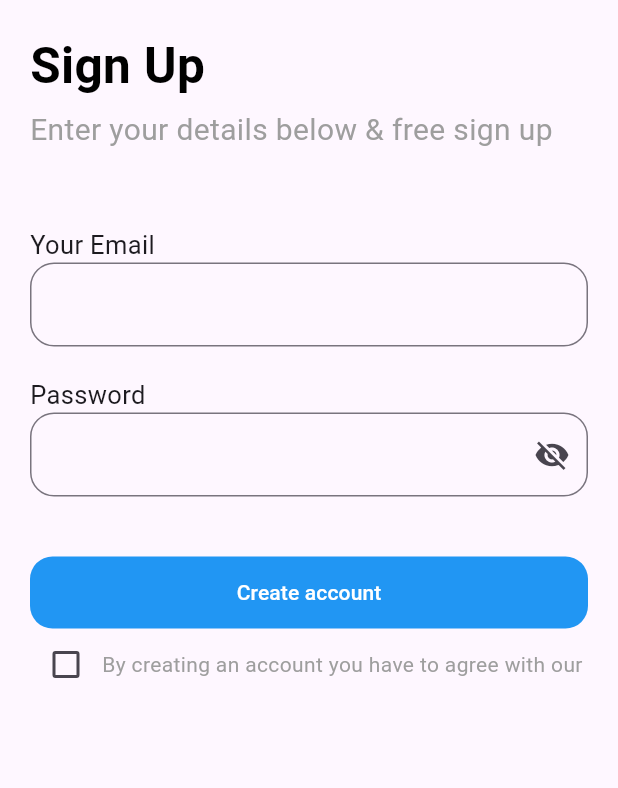
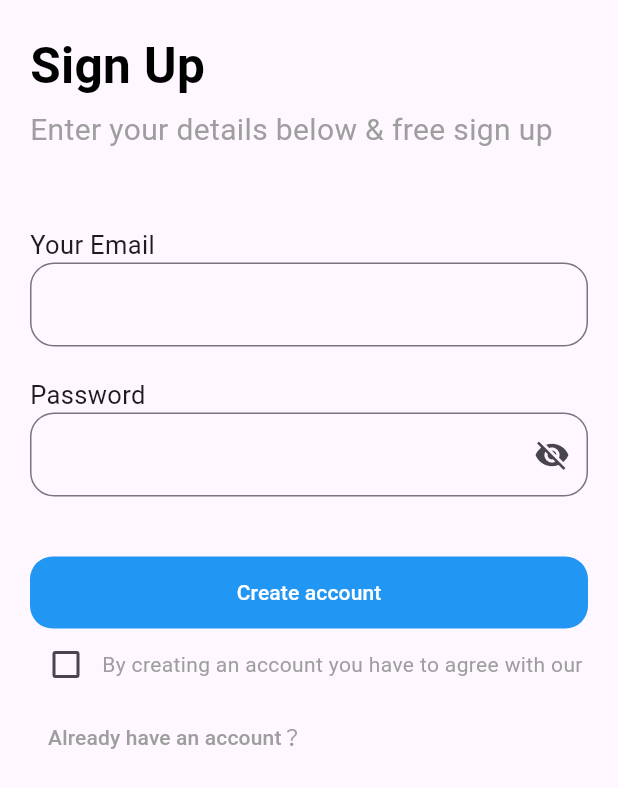
Before and after one commit to Ghada-Mohamed-Khalaf/App_Design, a Flutter app: the SignUp screen opened directly, on a phone screen of 412 x 824 dp. Shown: the top 788 px of the screen. Run offline on Flutter 3.47's test engine with Material 3 defaults, Android fonts, the phone set to English and light mode, and no system bars; our stand-ins replace introduction_screen.

Commit message:
add textButton in signUP page

```diff
--- a/lib/views/sign_up.dart
+++ b/lib/views/sign_up.dart
@@ -92,13 +92,20 @@ class SignUp extends StatelessWidget {
 
 
 
+                ],
+
+                ),
+
+
+              ),
+              TextButton(onPressed: (){}, child:Text("Already have an account？",style: TextStyle(color: Colors.grey),))
 
 
 
-                ],
 
-                ),
-              ),
+
+
+
             ],
           ),
         ),
```
